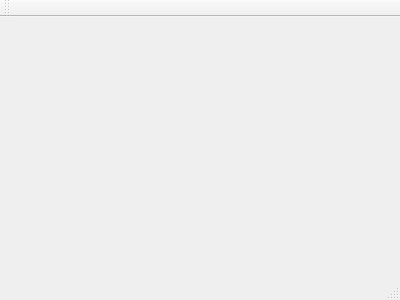
Qt form mainwindow.ui (OSN64/scaling-ninja) before a commit.
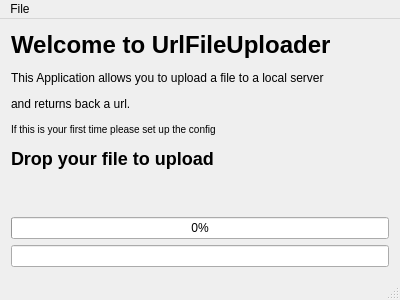
The same form after that commit.

Commit message: Added all the functionality Except progress bar Qt file class has no progress func

The edit to the form file:
```diff
--- a/mainwindow.ui
+++ b/mainwindow.ui
@@ -12,13 +12,60 @@
   <property name="windowTitle" >
    <string>MainWindow</string>
   </property>
-  <widget class="QMenuBar" name="menuBar" />
-  <widget class="QToolBar" name="mainToolBar" />
-  <widget class="QWidget" name="centralWidget" />
-  <widget class="QStatusBar" name="statusBar" />
+  <widget class="QWidget" name="centralWidget">
+   <layout class="QGridLayout" name="gridLayout">
+    <item row="0" column="0">
+     <widget class="QLabel" name="label">
+      <property name="text">
+       <string>&lt;html&gt;&lt;head&gt;&lt;title&gt;UrlFileUploader&lt;/title&gt;&lt;/head&gt;&lt;body&gt;&lt;p&gt;&lt;span style=&quot; font-size:xx-large; font-weight:600;&quot;&gt;Welcome to UrlFileUploader&lt;/span&gt;&lt;/p&gt;&lt;p&gt;This Application allows you to upload a file to a local server&lt;/p&gt;&lt;p&gt;and returns back a url.&lt;/p&gt;&lt;p&gt;&lt;span style=&quot; font-size:small;&quot;&gt;If this is your first time please set up the config&lt;/span&gt;&lt;/p&gt;&lt;p&gt;&lt;span style=&quot; font-size:x-large; font-weight:600;&quot;&gt;Drop your file to upload&lt;/span&gt;&lt;/p&gt;&lt;p&gt;&lt;br/&gt;&lt;/p&gt;&lt;/body&gt;&lt;/html&gt;</string>
+      </property>
+     </widget>
+    </item>
+    <item row="2" column="0">
+     <widget class="QProgressBar" name="progressBar">
+      <property name="value">
+       <number>0</number>
+      </property>
+     </widget>
+    </item>
+    <item row="3" column="0">
+     <widget class="QLineEdit" name="urlLineEdit">
+      <property name="readOnly">
+       <bool>true</bool>
+      </property>
+     </widget>
+    </item>
+   </layout>
+  </widget>
+  <widget class="QMenuBar" name="menuBar">
+   <property name="geometry">
+    <rect>
+     <x>0</x>
+     <y>0</y>
+     <width>400</width>
+     <height>20</height>
+    </rect>
+   </property>
+   <widget class="QMenu" name="menuFile">
+    <property name="title">
+     <string>File</string>
+    </property>
+    <addaction name="actionPreference"/>
+   </widget>
+   <addaction name="menuFile"/>
+  </widget>
+  <widget class="QStatusBar" name="statusBar">
+   <property name="enabled">
+    <bool>true</bool>
+   </property>
+  </widget>
+  <action name="actionPreference">
+   <property name="text">
+    <string>Preference</string>
+   </property>
+  </action>
  </widget>
- <layoutDefault spacing="6" margin="11" />
- <pixmapfunction></pixmapfunction>
+ <layoutdefault spacing="6" margin="11"/>
  <resources/>
  <connections/>
 </ui>
```
Left out of the diff: 7 changed lines with no effect on the pictures. The commit also changes 8 other files.
